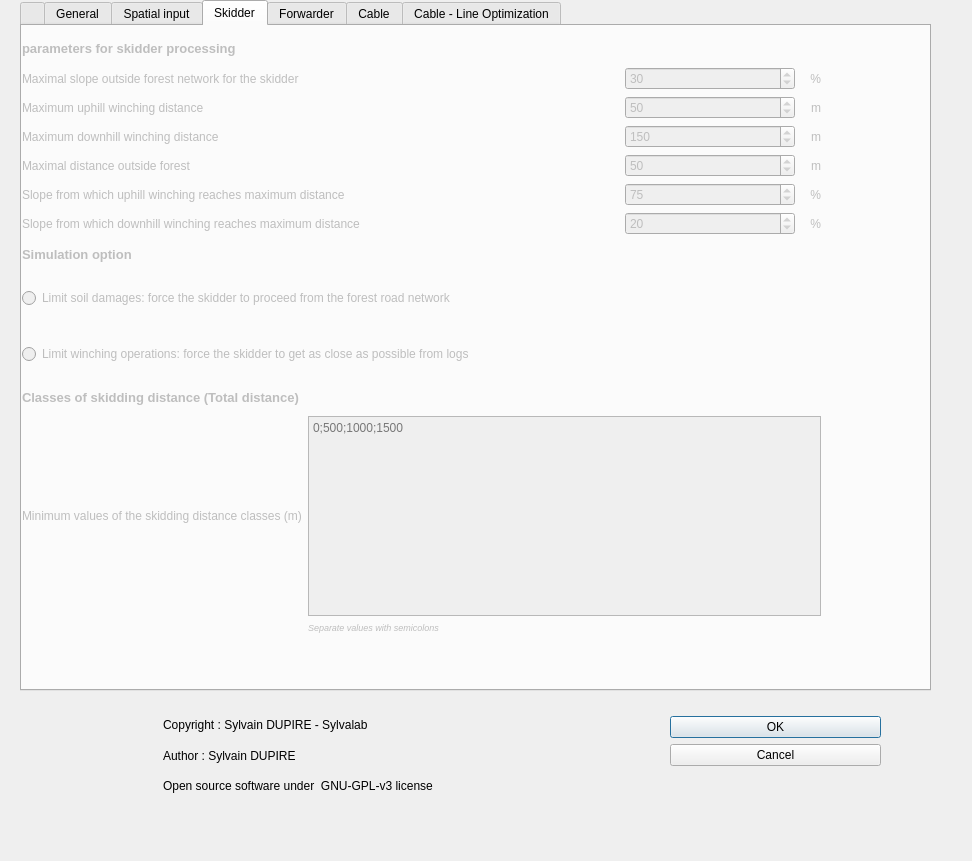
The window that sylvaccess_plugin/sylvaccess_plugin_dialog_base.ui (Tijjat/Sylvaccess_qgis_plugin) describes before a commit, drawn with Qt 5.
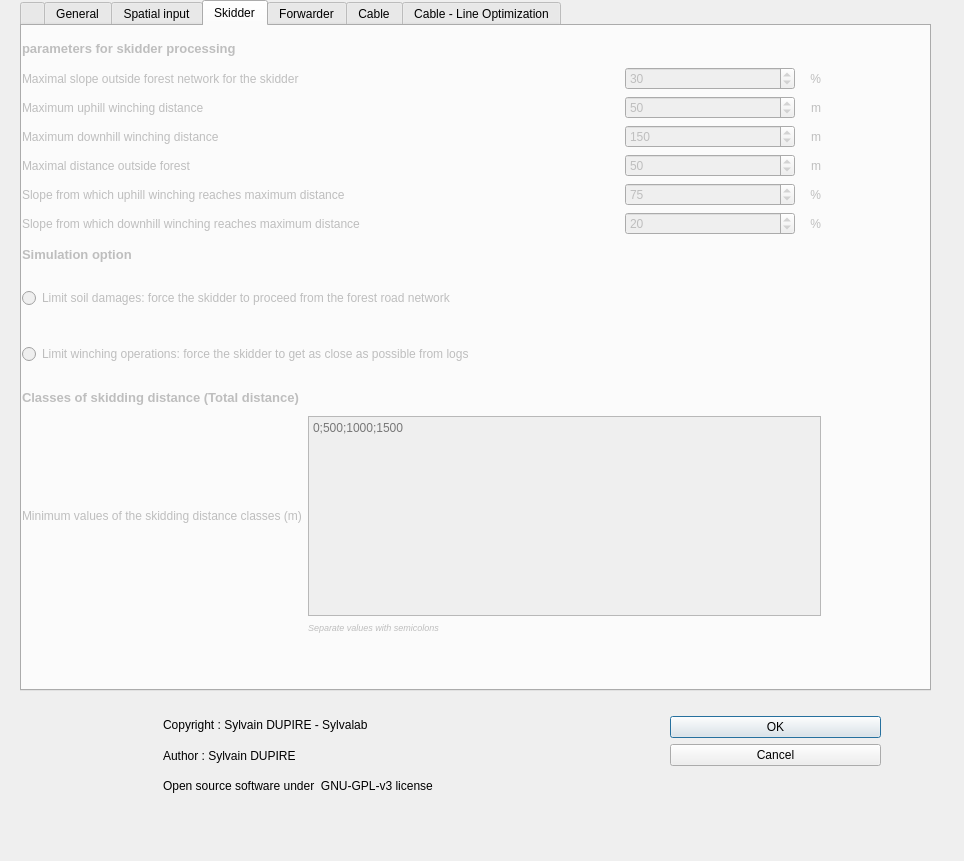
The same window after the commit. The open tabs and pages were chosen to show the change. Icons and pictures are not drawn.

Commit message:
fix création d'instance au lancement
création de l'instance automatique, plus besoin de recréer une instance en cliquant sur start

What changed in the file:
```diff
--- a/sylvaccess_plugin/sylvaccess_plugin_dialog_base.ui
+++ b/sylvaccess_plugin/sylvaccess_plugin_dialog_base.ui
@@ -6,7 +6,7 @@
    <rect>
     <x>0</x>
     <y>0</y>
-    <width>972</width>
+    <width>964</width>
     <height>861</height>
    </rect>
   </property>
```
Left out of the diff: 27 changed lines with no effect on the pictures. The commit also changes 2 other files.
